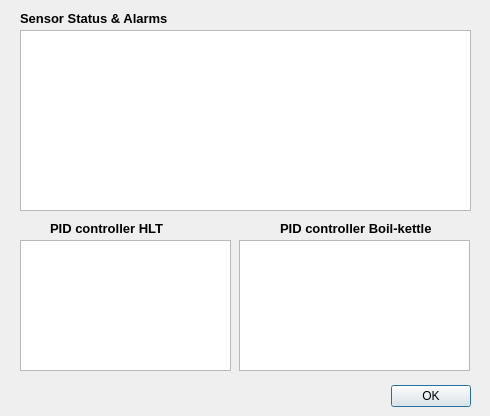
The window that dialogviewstatusalarms.ui (Emile666/Ebrew_Qt) describes before a commit, drawn with Qt 5.
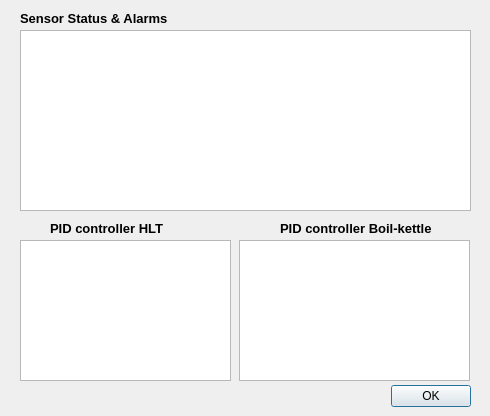
The same window after the commit.

Patch:
```diff
--- a/dialogviewstatusalarms.ui
+++ b/dialogviewstatusalarms.ui
@@ -85,7 +85,7 @@
      <x>20</x>
      <y>240</y>
      <width>211</width>
-     <height>131</height>
+     <height>141</height>
     </rect>
    </property>
   </widget>
@@ -95,7 +95,7 @@
      <x>239</x>
      <y>240</y>
      <width>231</width>
-     <height>131</height>
+     <height>141</height>
     </rect>
    </property>
   </widget>
```
Left out of the diff: 3 changed lines with no effect on the pictures.
